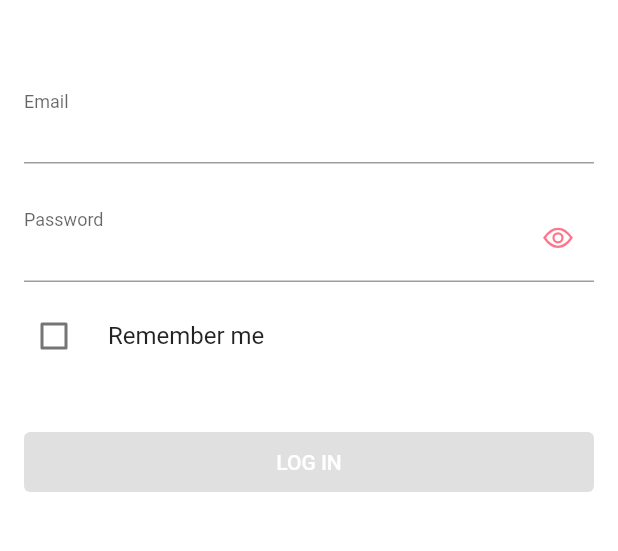
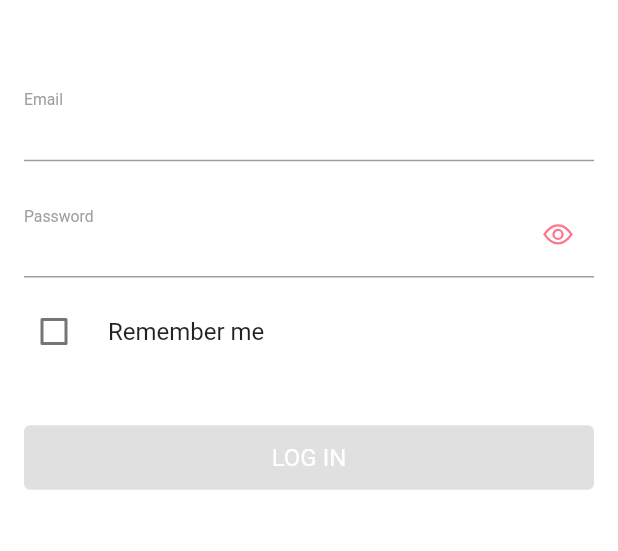
Before and after one commit to ninoid/flutter-tv-shows-assignment, a Flutter app: the screen it shows after launch, on a phone screen of 412 x 824 dp, the part 264-815 px from its top. Run offline on Flutter 3.47's test engine with Material 2 defaults, Android fonts, the phone set to English and light mode, and no system bars; drawn by our look-alikes of flutter_platform_widgets; our stand-ins replace another_flushbar, bloc, cached_network_image, connectivity, dio, equatable and 7 more.

Commit message:
work in progress

```diff
--- a/lib/pages/login_page.dart
+++ b/lib/pages/login_page.dart
@@ -66,7 +66,10 @@ class _LoginPageState extends State<LoginPage> {
                         SizedBox(
                           height: 50
                         ),
-                        TextFormField(
+                        Material(
+                          // Material ancestor is required for Material Widgets in Cupertino App
+                          type: MaterialType.transparency,
+                          child: TextFormField(
                             initialValue: state.initialEmail,
                             focusNode: _emailFocusNode,
                             keyboardType: TextInputType.emailAddress,
@@ -80,6 +83,9 @@ class _LoginPageState extends State<LoginPage> {
                             cursorColor: AppColors.pink,
                             decoration: InputDecoration(
                               labelText: AppLocalizations.of(context).localizedString("Email"),
+                              labelStyle: Theme.of(context).textTheme.bodyText2?.copyWith(
+                                color: AppColors.grey
+                              ),
                               floatingLabelBehavior: FloatingLabelBehavior.always,
                               border: UnderlineInputBorder(
                                 borderSide: BorderSide(color: AppColors.grey, width: 1),
@@ -105,10 +111,14 @@ class _LoginPageState extends State<LoginPage> {
                               context.read<LoginPageCubit>().emailInputTextChanged(value);
                             },
                           ),
+                        ),
                         SizedBox(
                           height: 20,
                         ),
-                        TextFormField(
+                        Material(
+                          // Material ancestor is required for Material Widgets in Cupertino App
+                          type: MaterialType.transparency,
+                          child: TextFormField(
                             initialValue: state.initialPassword,
                             focusNode: _passwordFocusNode,
                             keyboardType: TextInputType.visiblePassword,
@@ -123,6 +133,9 @@ class _LoginPageState extends State<LoginPage> {
                             cursorColor: AppColors.pink,
                             decoration: InputDecoration(
                               labelText: AppLocalizations.of(context).localizedString("Password"),
+                              labelStyle: Theme.of(context).textTheme.bodyText2?.copyWith(
+                                color: AppColors.grey
+                              ),
                               floatingLabelBehavior: FloatingLabelBehavior.always,
                               border: UnderlineInputBorder(
                                 borderSide: BorderSide(color: AppColors.grey, width: 1),
@@ -170,10 +183,13 @@ class _LoginPageState extends State<LoginPage> {
                               context.read<LoginPageCubit>().passwordInputTextChanged(value);
                             },
                           ),
+                        ),
                         SizedBox(
                           height: 8,
                         ),
-                        CheckboxListTile(
+                        Material(
+                          type: MaterialType.transparency,
+                          child: CheckboxListTile(
                             title: Text(
                               AppLocalizations.of(context).localizedString("Remember me")
                             ),
@@ -189,6 +205,7 @@ class _LoginPageState extends State<LoginPage> {
                                   context.read<LoginPageCubit>().rememberMeCheckboxPressed(newValue ?? false);
                                 }
                               : null,
+                          ),
                         ), //Check
                         SizedBox(
                           height: 32,
@@ -216,9 +233,9 @@ class _LoginPageState extends State<LoginPage> {
                               }
                               return Text(
                                 AppLocalizations.of(context).localizedString("Log In").toUpperCase(),
-                                style: TextStyle(
+                                style: Theme.of(context).textTheme.bodyText2?.copyWith(
                                   color: Colors.white,
-                                  fontSize: 14
+                                  fontSize: 16
                                 )
                               );
                             },
@@ -228,11 +245,14 @@ class _LoginPageState extends State<LoginPage> {
                             disabledElevation: 0,
                             highlightElevation: 0,
                             focusElevation: 0,
+                            disabledColor: AppColors.grey.withOpacity(0.6),
                             shape: RoundedRectangleBorder(
-                              borderRadius: BorderRadius.circular(8)
+                              borderRadius: BorderRadius.circular(8),
                             )
                           ),
-                          cupertinoFilled: (_,__) => CupertinoFilledButtonData(),
+                          cupertinoFilled: (_,__) => CupertinoFilledButtonData(
+                            disabledColor: AppColors.grey.withOpacity(0.6)
+                          ),
                         )
                       ],
                     ),
```
Also changed, not shown: assets/lang/en.json (+12 -1 lines), lib/pages/tv_shows_home_page.dart (+89 -44 lines), 6 other files. Lines whose indentation alone changed are shown as unchanged.
